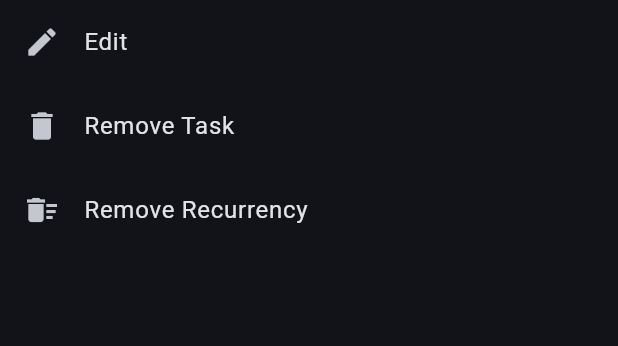
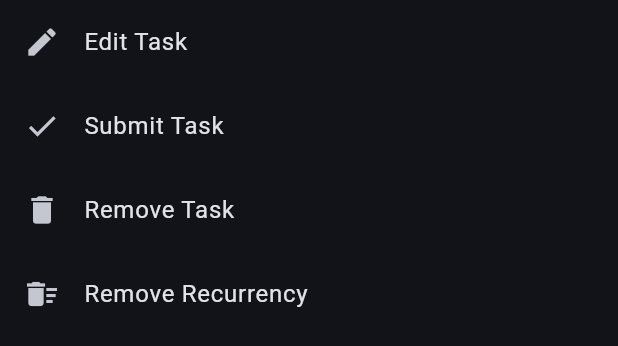
Before and after one commit to AlexeyFloppa/better_io, a Flutter app: the BottomTaskSheet widget shown alone on an empty page, opened directly with empty values, on a phone screen of 412 x 824 dp. Shown: the top 346 px of the screen. Run offline on Flutter 3.47's test engine with Material 3 defaults, Android fonts, the phone set to English and light mode, and no system bars; our stand-ins replace flutter_colorpicker, hive, hive_flutter, syncfusion_flutter_calendar; accounts and stored records are empty.

Commit message:
feat: Move BottomTaskSheet, ColorPickerDialog, EditableListTile, and TextInputDialog components to improve readablillty

```diff
--- a/lib/features/navigation/data/nav_tree.dart
+++ b/lib/features/navigation/data/nav_tree.dart
@@ -5,7 +5,7 @@ import 'package:better_io/features/tasks/presentation/calendars/views/calendar_m
 import 'package:better_io/features/tasks/presentation/calendars/views/calendar_schedule_view.dart';
 import 'package:better_io/features/tasks/presentation/calendars/views/calendar_weekly_view.dart';
 import 'package:better_io/features/tasks/presentation/task_management/views/manage_task_view.dart';
-import 'package:better_io/shared/widgets/fab_button.dart';
+import 'package:better_io/shared/widgets/desktop_fab_button.dart';
 import 'package:flutter/material.dart';
 
 import '../domain/models/section_nav_data.dart';
@@ -95,7 +95,7 @@ final List<SectionNavData> appSections = [
                 icon: Icons.calendar_view_month,
                 screen: CalendarMonthlyView()),
           ],
-          bottomButton: FABButton(
+          bottomButton: DesktopFABButton(
             onTap: (context) {
               Navigator.of(context).push(
                 MaterialPageRoute(builder: (context) => ManageTaskView()),
--- a/lib/features/tasks/presentation/calendars/widgets/appoinemnt_builders/schedule_appoinment_builder.dart
+++ b/lib/features/tasks/presentation/calendars/widgets/schedule_appoinment_builder.dart
@@ -1,5 +1,5 @@
 import 'package:better_io/features/tasks/data/models/hive/hive_task_model.dart';
-import 'package:better_io/features/tasks/data/repositories/hive_task_repository.dart';
+import 'package:better_io/features/tasks/data/repositories/hive/hive_task_repository.dart';
 import 'package:better_io/features/tasks/domain/entities/task.dart';
 import 'package:better_io/features/tasks/domain/usecases/hive/get_hive_recurrency.dart';
 import 'package:flutter/material.dart';
--- a/lib/features/tasks/presentation/calendars/widgets/bottom_task_sheet.dart
+++ b/lib/shared/widgets/bottom_task_sheet.dart
@@ -3,12 +3,14 @@ import 'package:flutter/material.dart';
 class BottomTaskSheet extends StatelessWidget {
   final VoidCallback onTaskEdit;
   final VoidCallback onTaskRemove;
+  final VoidCallback onTaskSubmit;
   final VoidCallback onRecurrencyRemove;
 
   const BottomTaskSheet({
     super.key,
     required this.onTaskEdit,
     required this.onTaskRemove,
+    required this.onTaskSubmit,
     required this.onRecurrencyRemove,
   });
 
@@ -20,10 +22,18 @@ class BottomTaskSheet extends StatelessWidget {
         children: [
           ListTile(
             leading: const Icon(Icons.edit),
-            title: const Text('Edit'),
+            title: const Text('Edit Task'),
             onTap: () {
               Navigator.pop(context);
               onTaskEdit();
+            },
+          ),
+          ListTile(
+            leading: const Icon(Icons.check),
+            title: const Text('Submit Task'),
+            onTap: () {
+              Navigator.pop(context);
+              onTaskSubmit();
             },
           ),
           ListTile(
--- a/lib/shared/widgets/fab_button.dart
+++ b/lib/shared/widgets/desktop_fab_button.dart
@@ -1,10 +1,10 @@
 import 'package:flutter/material.dart';
 import 'dart:developer' as developer;
 
-class FABButton extends StatelessWidget {
+class DesktopFABButton extends StatelessWidget {
   final void Function(BuildContext context)? onTap;
 
-  const FABButton({super.key, this.onTap});
+  const DesktopFABButton({super.key, this.onTap});
 
   @override
   Widget build(BuildContext context) {
@@ -23,7 +23,7 @@ class FABButton extends StatelessWidget {
           borderRadius: BorderRadius.circular(16),
           onTap: onTap != null
               ? () => onTap!(context)
-              : () => developer.log("FAB pressed"),
+              : () => developer.log("Desktop FAB pressed"),
           child: SizedBox(
             width: 56,
             height: 56,
```
Also changed, not shown: lib/shared/widgets/color_picker.dart (renamed from lib/features/tasks/presentation/task_management/widgets/color_picker.dart), lib/shared/widgets/editable_list_tile.dart (renamed from lib/features/tasks/presentation/task_management/widgets/editable_list_tile.dart), lib/shared/widgets/text_input_dialog.dart (renamed from lib/features/tasks/presentation/task_management/widgets/text_input_dialog.dart).
